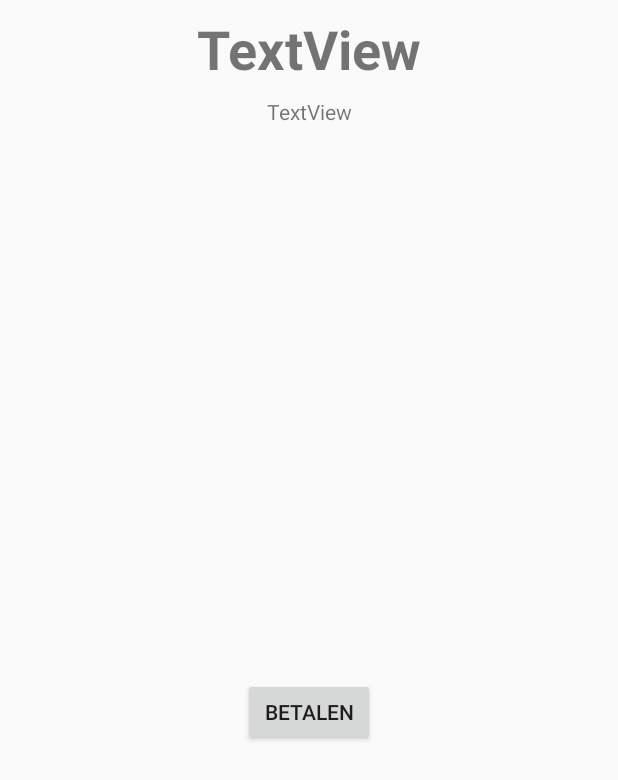
After one commit to Teunimli/Bioscoop, an Android app: the layout activity_seat_select.xml on its own in the app's theme, with its tools: preview values and no code run, on a phone screen of 412 x 824 dp. The commit adds this screen. Shown: the top 780 px of the screen. Run offline under Robolectric (Android 15) with nearby library versions, the phone set to English and light mode, and no system bars.

Commit message:
Added: Select Seats screen

```diff
--- /dev/null
+++ b/App/Bioscopify/app/src/main/res/layout/activity_seat_select.xml
@@ -0,0 +1,56 @@
+<?xml version="1.0" encoding="utf-8"?>
+<android.support.constraint.ConstraintLayout xmlns:android="http://schemas.android.com/apk/res/android"
+    xmlns:app="http://schemas.android.com/apk/res-auto"
+    xmlns:tools="http://schemas.android.com/tools"
+    android:layout_width="match_parent"
+    android:layout_height="match_parent"
+    tools:context="com.example.rickyberg.bioscopify.PresentationLayer.SeatSelectActivity">
+
+    <TextView
+        android:id="@+id/tvTitleMovieSeatScreen"
+        android:layout_width="wrap_content"
+        android:layout_height="wrap_content"
+        android:layout_marginEnd="8dp"
+        android:layout_marginStart="8dp"
+        android:layout_marginTop="8dp"
+        android:text="TextView"
+        android:textSize="36sp"
+        android:textStyle="bold"
+        app:layout_constraintEnd_toEndOf="parent"
+        app:layout_constraintStart_toStartOf="parent"
+        app:layout_constraintTop_toTopOf="parent" />
+
+    <TextView
+        android:id="@+id/tvSeatCount"
+        android:layout_width="wrap_content"
+        android:layout_height="wrap_content"
+        android:layout_marginEnd="8dp"
+        android:layout_marginStart="8dp"
+        android:layout_marginTop="8dp"
+        android:text="TextView"
+        app:layout_constraintEnd_toEndOf="parent"
+        app:layout_constraintStart_toStartOf="parent"
+        app:layout_constraintTop_toBottomOf="@+id/tvTitleMovieSeatScreen" />
+
+    <GridView
+        android:id="@+id/gbSeatSelect"
+        android:layout_width="0dp"
+        android:layout_height="352dp"
+        android:layout_marginTop="92dp"
+        app:layout_constraintEnd_toEndOf="parent"
+        app:layout_constraintStart_toStartOf="parent"
+        app:layout_constraintTop_toTopOf="parent" />
+
+    <Button
+        android:id="@+id/btNextSeatScreen"
+        android:layout_width="wrap_content"
+        android:layout_height="45dp"
+        android:layout_marginEnd="8dp"
+        android:layout_marginStart="8dp"
+        android:layout_marginTop="8dp"
+        android:text="Betalen"
+        android:numColumns="6"
+        app:layout_constraintEnd_toEndOf="parent"
+        app:layout_constraintStart_toStartOf="parent"
+        app:layout_constraintTop_toBottomOf="@+id/gbSeatSelect" />
+</android.support.constraint.ConstraintLayout>
--- a/App/Bioscopify/app/src/main/res/values/colors.xml
+++ b/App/Bioscopify/app/src/main/res/values/colors.xml
@@ -4,4 +4,7 @@
     <color name="colorPrimaryDark">#2d2d2d</color>
     <color name="colorAccent">#d10000</color>
     <color name="colorWhite">#F2F2F2</color>
+    <color name="clickedSeat">#814f00</color>
+    <color name="notClickedSeat">#fdfcfa</color>
+    <color name="lastCLickedSeat">#fbdcbb</color>
 </resources>
```
Also changed, not shown: App/Bioscopify/app/src/main/java/com/example/rickyberg/bioscopify/PresentationLayer/SeatSelectActivity.java (added, +75 -0 lines).
